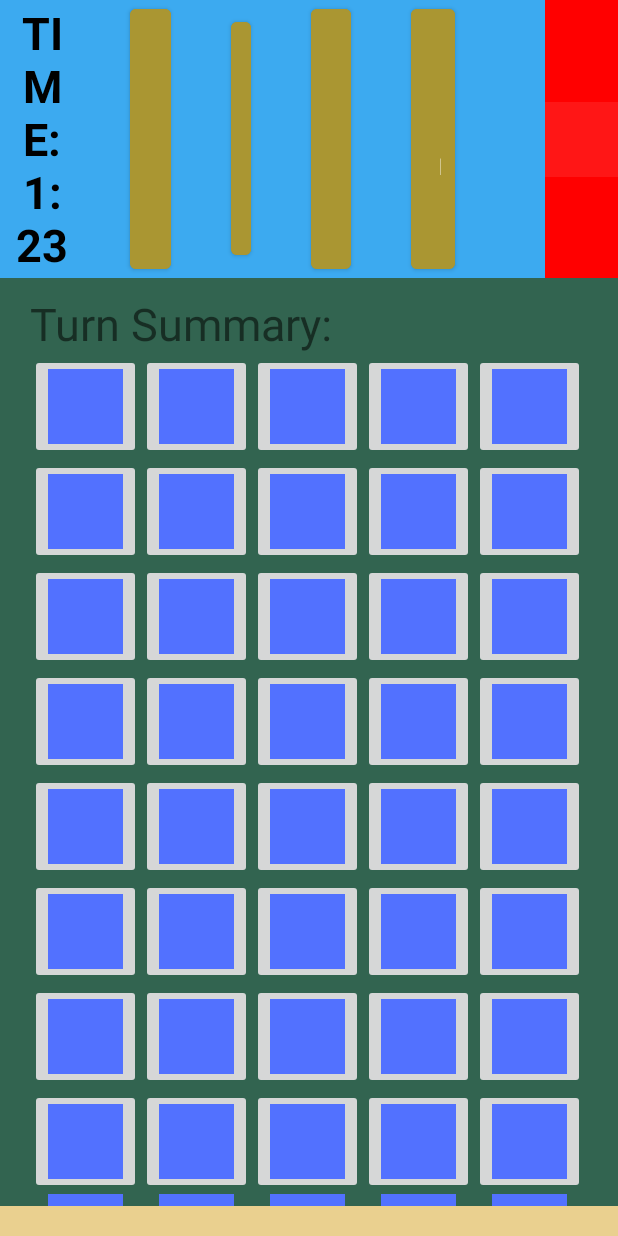
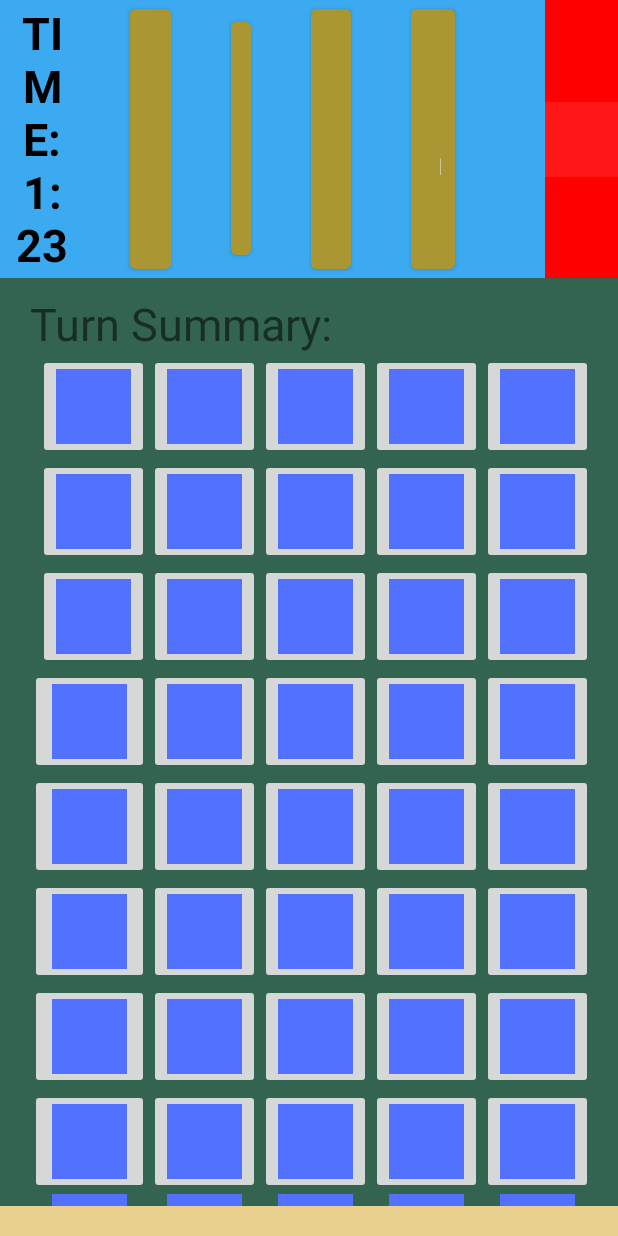
Before and after one commit to Devamp/StrategoFramework, an Android app: the layout activity_main.xml on its own in the app's theme, with its tools: preview values and no code run, on a phone screen of 412 x 824 dp. Run offline under Robolectric (Android 15) with nearby library versions, the phone set to English and light mode, and no system bars.

Commit message:
Work on end turn button. Begin renaming of ImageButtons

```diff
--- a/app/src/main/res/layout/activity_main.xml
+++ b/app/src/main/res/layout/activity_main.xml
@@ -108,7 +108,7 @@
                 android:textStyle="bold" />
 
             <ImageView
-                android:id="@+id/redPlayerTurnImage"
+                android:id="@+id/whoseTurnImage"
                 android:layout_width="wrap_content"
                 android:layout_height="match_parent"
                 android:layout_gravity="center|left"
@@ -157,65 +157,135 @@
                         android:layout_height="match_parent">
 
                         <TableRow
+                            android:id="@+id/row0"
+                            android:layout_width="match_parent"
+                            android:layout_height="match_parent">
+
+                            <ImageButton
+                                android:id="@+id/space00"
+                                android:layout_width="wrap_content"
+                                android:layout_height="wrap_content"
+                                android:layout_marginLeft="5dp"
+                                android:src="@drawable/test" />
+
+                            <ImageButton
+                                android:id="@+id/space01"
+                                android:layout_width="wrap_content"
+                                android:layout_height="wrap_content"
+                                android:src="@drawable/test" />
+
+                            <ImageButton
+                                android:id="@+id/space02"
+                                android:layout_width="wrap_content"
+                                android:layout_height="wrap_content"
+                                android:src="@drawable/test" />
+
+                            <ImageButton
+                                android:id="@+id/space03"
+                                android:layout_width="wrap_content"
+                                android:layout_height="wrap_content"
+                                android:src="@drawable/test" />
+
+                            <ImageButton
+                                android:id="@+id/space04"
+                                android:layout_width="wrap_content"
+                                android:layout_height="wrap_content"
+                                android:src="@drawable/test" />
+
+                            <ImageButton
+                                android:id="@+id/space05"
+                                android:layout_width="wrap_content"
+                                android:layout_height="wrap_content"
+                                android:src="@drawable/test" />
+
+                            <ImageButton
+                                android:id="@+id/space06"
+                                android:layout_width="wrap_content"
+                                android:layout_height="wrap_content"
+                                android:src="@drawable/test" />
+
+                            <ImageButton
+                                android:id="@+id/space07"
+                                android:layout_width="wrap_content"
+                                android:layout_height="wrap_content"
+                                android:src="@drawable/test" />
+
+                            <ImageButton
+                                android:id="@+id/space08"
+                                android:layout_width="wrap_content"
+                                android:layout_height="wrap_content"
+                                android:src="@drawable/test" />
+
+                            <ImageButton
+                                android:id="@+id/space09"
+                                android:layout_width="wrap_content"
+                                android:layout_height="wrap_content"
+                                android:src="@drawable/test" />
+
+                        </TableRow>
+
+                        <TableRow
                             android:id="@+id/row1"
                             android:layout_width="match_parent"
                             android:layout_height="match_parent">
 
                             <ImageButton
+                                android:id="@+id/space10"
+                                android:layout_width="wrap_content"
+                                android:layout_height="wrap_content"
+                                android:layout_marginLeft="5dp"
+                                android:src="@drawable/test" />
+
+                            <ImageButton
+                                android:id="@+id/space11"
                                 android:layout_width="wrap_content"
                                 android:layout_height="wrap_content"
                                 android:src="@drawable/test" />
 
                             <ImageButton
-                                android:id="@+id/imageButton34"
+                                android:id="@+id/space12"
                                 android:layout_width="wrap_content"
                                 android:layout_height="wrap_content"
                                 android:src="@drawable/test" />
 
                             <ImageButton
-                                android:id="@+id/imageButton35"
+                                android:id="@+id/space13"
                                 android:layout_width="wrap_content"
                                 android:layout_height="wrap_content"
                                 android:src="@drawable/test" />
 
                             <ImageButton
-                                android:id="@+id/imageButton36"
+                                android:id="@+id/space14"
                                 android:layout_width="wrap_content"
                                 android:layout_height="wrap_content"
                                 android:src="@drawable/test" />
 
                             <ImageButton
-                                android:id="@+id/imageButton37"
+                                android:id="@+id/space15"
                                 android:layout_width="wrap_content"
                                 android:layout_height="wrap_content"
                                 android:src="@drawable/test" />
 
                             <ImageButton
-                                android:id="@+id/imageButton38"
+                                android:id="@+id/space16"
                                 android:layout_width="wrap_content"
                                 android:layout_height="wrap_content"
                                 android:src="@drawable/test" />
 
                             <ImageButton
-                                android:id="@+id/imageButton39"
+                                android:id="@+id/space17"
                                 android:layout_width="wrap_content"
                                 android:layout_height="wrap_content"
                                 android:src="@drawable/test" />
 
                             <ImageButton
-                                android:id="@+id/imageButton40"
+                                android:id="@+id/space18"
                                 android:layout_width="wrap_content"
                                 android:layout_height="wrap_content"
                                 android:src="@drawable/test" />
 
                             <ImageButton
-                                android:id="@+id/imageButton41"
-                                android:layout_width="wrap_content"
-                                android:layout_height="wrap_content"
-                                android:src="@drawable/test" />
-
-                            <ImageButton
-                                android:id="@+id/imageButton42"
+                                android:id="@+id/space19"
                                 android:layout_width="wrap_content"
                                 android:layout_height="wrap_content"
                                 android:src="@drawable/test" />
@@ -228,131 +298,66 @@
                             android:layout_height="match_parent">
 
                             <ImageButton
-                                android:id="@+id/imageButton2"
+                                android:id="@+id/space20"
+                                android:layout_width="wrap_content"
+                                android:layout_height="wrap_content"
+                                android:layout_marginLeft="5dp"
+                                android:src="@drawable/test" />
+
+                            <ImageButton
+                                android:id="@+id/space21"
                                 android:layout_width="wrap_content"
                                 android:layout_height="wrap_content"
                                 android:src="@drawable/test" />
 
                             <ImageButton
-                                android:id="@+id/imageButton3"
+                                android:id="@+id/space22"
                                 android:layout_width="wrap_content"
                                 android:layout_height="wrap_content"
                                 android:src="@drawable/test" />
 
                             <ImageButton
-                                android:id="@+id/imageButton4"
+                                android:id="@+id/space23"
                                 android:layout_width="wrap_content"
                                 android:layout_height="wrap_content"
                                 android:src="@drawable/test" />
 
                             <ImageButton
-                                android:id="@+id/imageButton5"
+                                android:id="@+id/space24"
                                 android:layout_width="wrap_content"
                                 android:layout_height="wrap_content"
                                 android:src="@drawable/test" />
 
                             <ImageButton
-                                android:id="@+id/imageButton6"
+                                android:id="@+id/space25"
                                 android:layout_width="wrap_content"
                                 android:layout_height="wrap_content"
                                 android:src="@drawable/test" />
 
                             <ImageButton
-                                android:id="@+id/imageButton7"
+                                android:id="@+id/space26"
                                 android:layout_width="wrap_content"
                                 android:layout_height="wrap_content"
                                 android:src="@drawable/test" />
 
                             <ImageButton
-                                android:id="@+id/imageButton8"
+                                android:id="@+id/space27"
                                 android:layout_width="wrap_content"
                                 android:layout_height="wrap_content"
                                 android:src="@drawable/test" />
 
                             <ImageButton
-                                android:id="@+id/imageButton9"
+                                android:id="@+id/space28"
                                 android:layout_width="wrap_content"
                                 android:layout_height="wrap_content"
                                 android:src="@drawable/test" />
 
                             <ImageButton
-                                android:id="@+id/imageButton10"
+                                android:id="@+id/space29"
                                 android:layout_width="wrap_content"
                                 android:layout_height="wrap_content"
                                 android:src="@drawable/test" />
 
-                            <ImageButton
-                                android:id="@+id/imageButton33"
-                                android:layout_width="wrap_content"
-                                android:layout_height="wrap_content"
-                                android:src="@drawable/test" />
-
-                        </TableRow>
-
-                        <TableRow
-                            android:id="@+id/row3"
-                            android:layout_width="match_parent"
-                            android:layout_height="match_parent">
-
-                            <ImageButton
-                                android:id="@+id/imageButton11"
-                                android:layout_width="wrap_content"
-                                android:layout_height="wrap_content"
-                                android:src="@drawable/test" />
-
-                            <ImageButton
-                                android:id="@+id/imageButton12"
-                                android:layout_width="wrap_content"
-                                android:layout_height="wrap_content"
-                                android:src="@drawable/test" />
-
-                            <ImageButton
-                                android:id="@+id/imageButton13"
-                                android:layout_width="wrap_content"
-                                android:layout_height="wrap_content"
-                                android:src="@drawable/test" />
-
-                            <ImageButton
-                                android:id="@+id/imageButton14"
-                                android:layout_width="wrap_content"
-                                android:layout_height="wrap_content"
-                                android:src="@drawable/test" />
-
-                            <ImageButton
-                                android:id="@+id/imageButton15"
-                                android:layout_width="wrap_content"
-                                android:layout_height="wrap_content"
-                                android:src="@drawable/test" />
-
-                            <ImageButton
-                                android:id="@+id/imageButton16"
-                                android:layout_width="wrap_content"
-                                android:layout_height="wrap_content"
-                                android:src="@drawable/test" />
-
-                            <ImageButton
-                                android:id="@+id/imageButton17"
-                                android:layout_width="wrap_content"
-                                android:layout_height="wrap_content"
-                                android:src="@drawable/test" />
-
-                            <ImageButton
-                                android:id="@+id/imageButton18"
-                                android:layout_width="wrap_content"
-                                android:layout_height="wrap_content"
-                                android:src="@drawable/test" />
-
-                            <ImageButton
-                                android:id="@+id/imageButton19"
-                                android:layout_width="wrap_content"
-                                android:layout_height="wrap_content"
-                                android:src="@drawable/test" />
-
-                            <ImageButton
-                                android:id="@+id/imageButton32"
-                                android:layout_width="wrap_content"
-                                android:layout_height="wrap_content"
-                                android:src="@drawable/test" />
                         </TableRow>
 
                         <TableRow
```
Also changed, not shown: app/src/main/java/com/example/strategotest/Stratego/Players/HumanPlayer.java (+48 -7 lines), app/src/main/java/com/example/strategotest/Stratego/StrategoLocalGame.java (+11 -2 lines), app/src/main/java/com/example/strategotest/Stratego/actionMessage/PassTurnAction.java (added, +15 -0 lines), app/src/main/java/com/example/strategotest/Stratego/infoMessages/StrategoGameState.java (+18 -6 lines).
